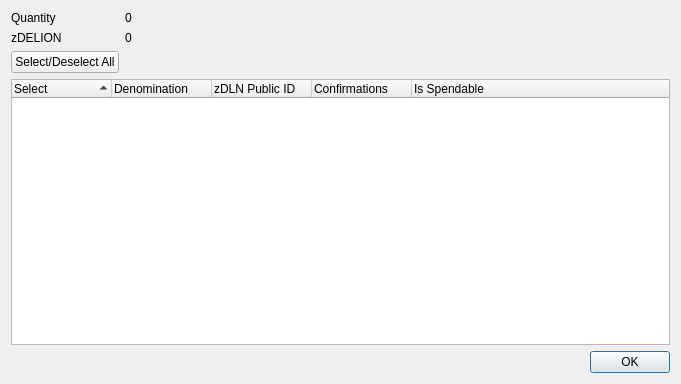
Above: src/qt/forms/zmilleniumclubcoincontroldialog.ui from revivalist777/milleniumclub before the change. Below: the same form after it.
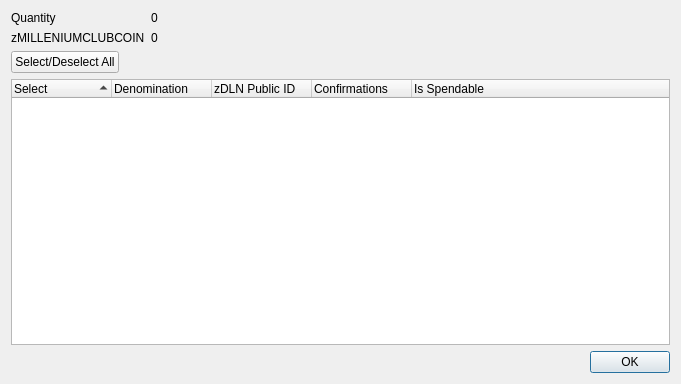
That is the form after the change.

Commit message: replace delion with milleniumclubcoin

Diff of the .ui file:
```diff
--- a/src/qt/forms/zmilleniumclubcoincontroldialog.ui
+++ b/src/qt/forms/zmilleniumclubcoincontroldialog.ui
@@ -42,7 +42,7 @@
      <item row="1" column="0">
       <widget class="QLabel" name="labelZDelion">
        <property name="text">
-        <string>zDELION</string>
+        <string>zMILLENIUMCLUBCOIN</string>
        </property>
       </widget>
      </item>
```
Left out of the diff: 12 changed lines with no effect on the pictures. The commit also changes 304 other files.
